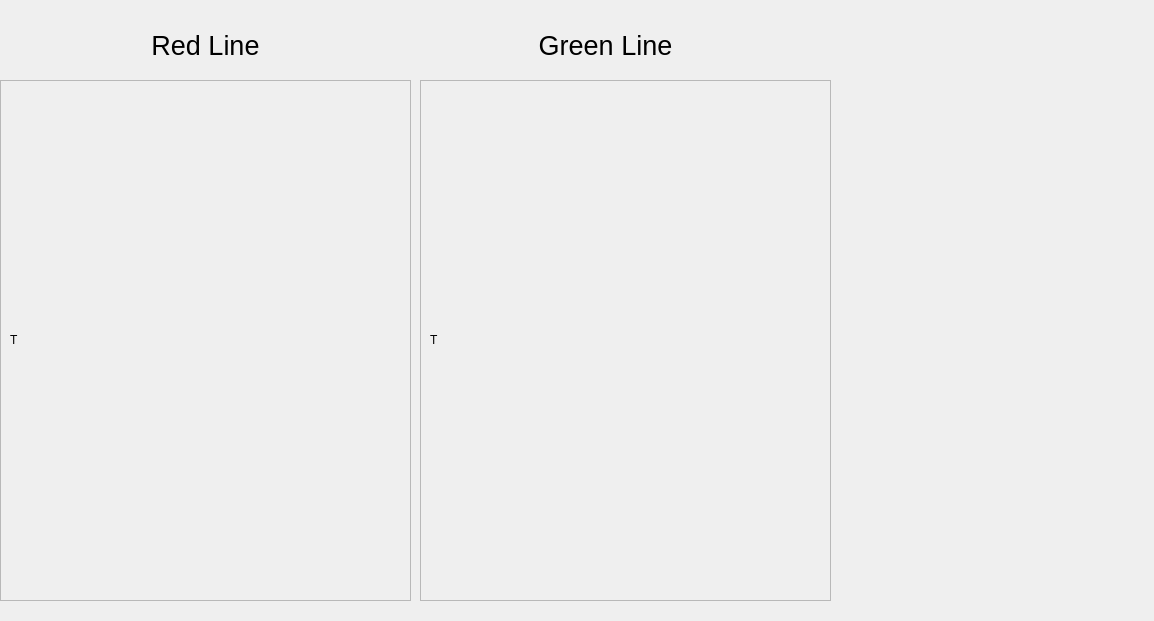
This is Track Model/MainTrackModel.ui in headhunter22/ECE1140-Train-Simulator as Qt 5 draws it before an edit. The edited form follows.
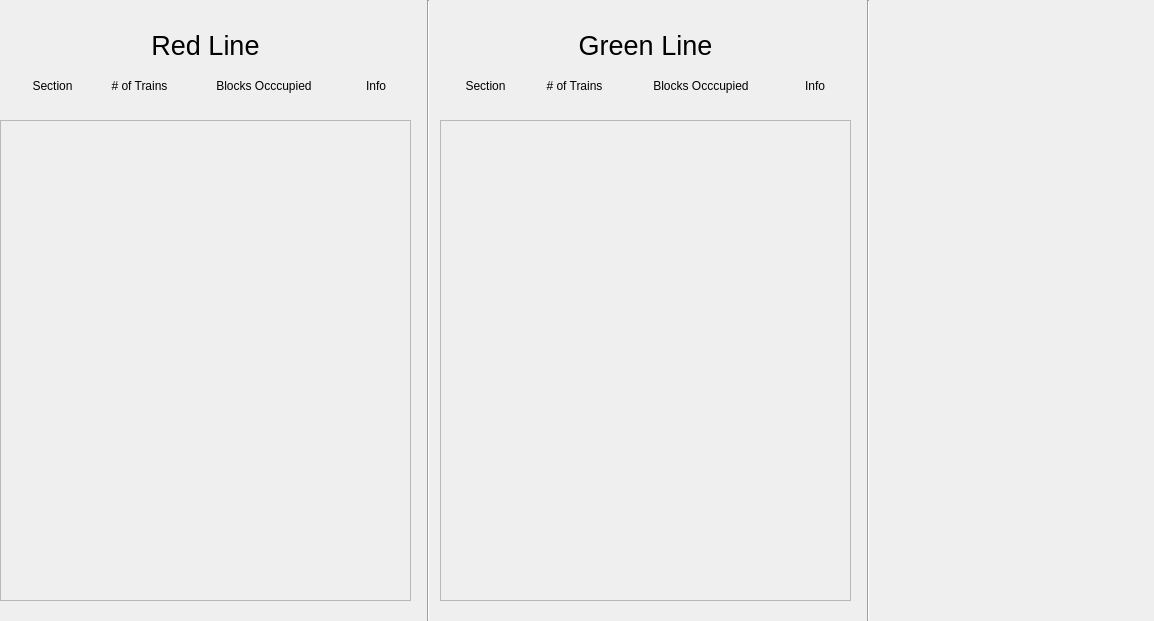
This is the edited form.

Commit message: populated scroll windows with parsed code

What changed in the file:
```diff
--- a/Track Model/MainTrackModel.ui
+++ b/Track Model/MainTrackModel.ui
@@ -18,9 +18,9 @@
     <property name="geometry">
      <rect>
       <x>0</x>
-      <y>80</y>
+      <y>120</y>
       <width>411</width>
-      <height>521</height>
+      <height>481</height>
      </rect>
     </property>
     <property name="verticalScrollBarPolicy">
@@ -35,33 +35,9 @@
        <x>0</x>
        <y>0</y>
        <width>409</width>
-       <height>519</height>
+       <height>479</height>
       </rect>
      </property>
-     <layout class="QVBoxLayout" name="verticalLayout_3">
-      <item>
-       <widget class="QLabel" name="T">
-        <property name="sizePolicy">
-         <sizepolicy hsizetype="Preferred" vsizetype="Fixed">
-          <horstretch>0</horstretch>
-          <verstretch>0</verstretch>
-         </sizepolicy>
-        </property>
-        <property name="minimumSize">
-         <size>
-          <width>0</width>
-          <height>50</height>
-         </size>
-        </property>
-        <property name="text">
-         <string>T</string>
-        </property>
-        <property name="scaledContents">
-         <bool>false</bool>
-        </property>
-       </widget>
-      </item>
-     </layout>
     </widget>
    </widget>
    <widget class="QLabel" name="RedLineLabel">
@@ -86,7 +62,7 @@
    <widget class="QLabel" name="GreenLineLabel">
     <property name="geometry">
      <rect>
-      <x>510</x>
+      <x>550</x>
       <y>20</y>
       <width>191</width>
       <height>51</height>
@@ -105,10 +81,10 @@
    <widget class="QScrollArea" name="GreenLineScrollArea">
     <property name="geometry">
      <rect>
-      <x>420</x>
-      <y>80</y>
+      <x>440</x>
+      <y>120</y>
       <width>411</width>
-      <height>521</height>
+      <height>481</height>
      </rect>
     </property>
     <property name="verticalScrollBarPolicy">
@@ -123,35 +99,237 @@
        <x>0</x>
        <y>0</y>
        <width>409</width>
-       <height>519</height>
+       <height>479</height>
       </rect>
      </property>
-     <layout class="QVBoxLayout" name="verticalLayout_4">
-      <item>
-       <widget class="QLabel" name="T_3">
-        <property name="sizePolicy">
-         <sizepolicy hsizetype="Preferred" vsizetype="Fixed">
-          <horstretch>0</horstretch>
-          <verstretch>0</verstretch>
-         </sizepolicy>
-        </property>
-        <property name="minimumSize">
-         <size>
-          <width>0</width>
-          <height>50</height>
-         </size>
-        </property>
-        <property name="text">
-         <string>T</string>
-        </property>
-        <property name="scaledContents">
-         <bool>false</bool>
-        </property>
-       </widget>
-      </item>
-     </layout>
     </widget>
    </widget>
+   <widget class="QWidget" name="horizontalLayoutWidget">
+    <property name="geometry">
+     <rect>
+      <x>9</x>
+      <y>60</y>
+      <width>401</width>
+      <height>51</height>
+     </rect>
+    </property>
+    <layout class="QHBoxLayout" name="RedLineHeadersLayout">
+     <item>
+      <widget class="QLabel" name="RedSection">
+       <property name="sizePolicy">
+        <sizepolicy hsizetype="Fixed" vsizetype="Preferred">
+         <horstretch>0</horstretch>
+         <verstretch>0</verstretch>
+        </sizepolicy>
+       </property>
+       <property name="minimumSize">
+        <size>
+         <width>75</width>
+         <height>0</height>
+        </size>
+       </property>
+       <property name="text">
+        <string>Section</string>
+       </property>
+       <property name="alignment">
+        <set>Qt::AlignCenter</set>
+       </property>
+      </widget>
+     </item>
+     <item>
+      <widget class="QLabel" name="RedTrainCount">
+       <property name="sizePolicy">
+        <sizepolicy hsizetype="Fixed" vsizetype="Preferred">
+         <horstretch>0</horstretch>
+         <verstretch>0</verstretch>
+        </sizepolicy>
+       </property>
+       <property name="minimumSize">
+        <size>
+         <width>75</width>
+         <height>0</height>
+        </size>
+       </property>
+       <property name="text">
+        <string># of Trains</string>
+       </property>
+       <property name="alignment">
+        <set>Qt::AlignCenter</set>
+       </property>
+      </widget>
+     </item>
+     <item>
+      <widget class="QLabel" name="RedOcc">
+       <property name="sizePolicy">
+        <sizepolicy hsizetype="Fixed" vsizetype="Preferred">
+         <horstretch>0</horstretch>
+         <verstretch>0</verstretch>
+        </sizepolicy>
+       </property>
+       <property name="minimumSize">
+        <size>
+         <width>150</width>
+         <height>0</height>
+        </size>
+       </property>
+       <property name="text">
+        <string>Blocks Occcupied</string>
+       </property>
+       <property name="alignment">
+        <set>Qt::AlignCenter</set>
+       </property>
+      </widget>
+     </item>
+     <item>
+      <widget class="QLabel" name="RedInfo">
+       <property name="sizePolicy">
+        <sizepolicy hsizetype="Fixed" vsizetype="Preferred">
+         <horstretch>0</horstretch>
+         <verstretch>0</verstretch>
+        </sizepolicy>
+       </property>
+       <property name="minimumSize">
+        <size>
+         <width>50</width>
+         <height>0</height>
+        </size>
+       </property>
+       <property name="text">
+        <string>Info</string>
+       </property>
+       <property name="alignment">
+        <set>Qt::AlignCenter</set>
+       </property>
+      </widget>
+     </item>
+    </layout>
+   </widget>
+   <widget class="Line" name="Spacer1">
+    <property name="geometry">
+     <rect>
+      <x>420</x>
+      <y>0</y>
+      <width>16</width>
+      <height>621</height>
+     </rect>
+    </property>
+    <property name="orientation">
+     <enum>Qt::Vertical</enum>
+    </property>
+   </widget>
+   <widget class="Line" name="Spacer2">
+    <property name="geometry">
+     <rect>
+      <x>860</x>
+      <y>0</y>
+      <width>16</width>
+      <height>621</height>
+     </rect>
+    </property>
+    <property name="orientation">
+     <enum>Qt::Vertical</enum>
+    </property>
+   </widget>
+   <widget class="QWidget" name="horizontalLayoutWidget_3">
+    <property name="geometry">
+     <rect>
+      <x>440</x>
+      <y>60</y>
+      <width>411</width>
+      <height>51</height>
+     </rect>
+    </property>
+    <layout class="QHBoxLayout" name="RedLineHeadersLayout_2">
+     <item>
+      <widget class="QLabel" name="GreenSection">
+       <property name="sizePolicy">
+        <sizepolicy hsizetype="Fixed" vsizetype="Preferred">
+         <horstretch>0</horstretch>
+         <verstretch>0</verstretch>
+        </sizepolicy>
+       </property>
+       <property name="minimumSize">
+        <size>
+         <width>75</width>
+         <height>0</height>
+        </size>
+       </property>
+       <property name="text">
+        <string>Section</string>
+       </property>
+       <property name="alignment">
+        <set>Qt::AlignCenter</set>
+       </property>
+      </widget>
+     </item>
+     <item>
+      <widget class="QLabel" name="GreenTrainCount">
+       <property name="sizePolicy">
+        <sizepolicy hsizetype="Fixed" vsizetype="Preferred">
+         <horstretch>0</horstretch>
+         <verstretch>0</verstretch>
+        </sizepolicy>
+       </property>
+       <property name="minimumSize">
+        <size>
+         <width>75</width>
+         <height>0</height>
+        </size>
+       </property>
+       <property name="text">
+        <string># of Trains</string>
+       </property>
+       <property name="alignment">
+        <set>Qt::AlignCenter</set>
+       </property>
+      </widget>
+     </item>
+     <item>
+      <widget class="QLabel" name="GreenOcc">
+       <property name="sizePolicy">
+        <sizepolicy hsizetype="Fixed" vsizetype="Preferred">
+         <horstretch>0</horstretch>
+         <verstretch>0</verstretch>
+        </sizepolicy>
+       </property>
+       <property name="minimumSize">
+        <size>
+         <width>150</width>
+         <height>0</height>
+        </size>
+       </property>
+       <property name="text">
+        <string>Blocks Occcupied</string>
+       </property>
+       <property name="alignment">
+        <set>Qt::AlignCenter</set>
+       </property>
+      </widget>
+     </item>
+     <item>
+      <widget class="QLabel" name="GreenInfo">
+       <property name="sizePolicy">
+        <sizepolicy hsizetype="Fixed" vsizetype="Preferred">
+         <horstretch>0</horstretch>
+         <verstretch>0</verstretch>
+        </sizepolicy>
+       </property>
+       <property name="minimumSize">
+        <size>
+         <width>50</width>
+         <height>0</height>
+        </size>
+       </property>
+       <property name="text">
+        <string>Info</string>
+       </property>
+       <property name="alignment">
+        <set>Qt::AlignCenter</set>
+       </property>
+      </widget>
+     </item>
+    </layout>
+   </widget>
   </widget>
  </widget>
  <resources/>
```
The commit also changes 5 other files.
